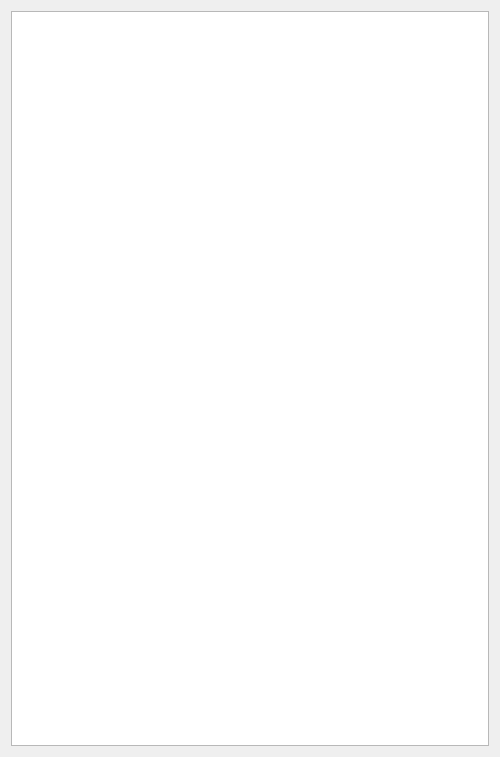
First picture: the form in src/samples/gamma/qteklinechat.ui, repository TinySlik/QT_OrangeCat, before the edit.
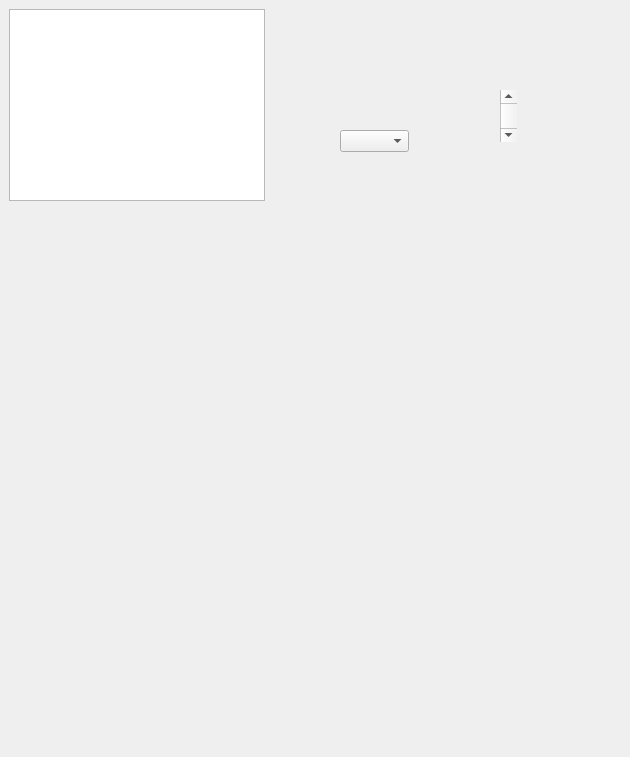
Second picture: the form after the edit.

```diff
--- a/src/samples/gamma/qteklinechat.ui
+++ b/src/samples/gamma/qteklinechat.ui
@@ -6,7 +6,7 @@
    <rect>
     <x>0</x>
     <y>0</y>
-    <width>500</width>
+    <width>630</width>
     <height>757</height>
    </rect>
   </property>
@@ -16,9 +16,15 @@
   <property name="autoFillBackground">
    <bool>true</bool>
   </property>
-  <layout class="QGridLayout" name="gridLayout">
-   <item row="0" column="0">
     <widget class="QGraphicsView" name="graphicsView">
+   <property name="geometry">
+    <rect>
+     <x>9</x>
+     <y>9</y>
+     <width>256</width>
+     <height>192</height>
+    </rect>
+   </property>
      <property name="autoFillBackground">
       <bool>true</bool>
      </property>
@@ -26,8 +32,38 @@
       <enum>QGraphicsView::NoAnchor</enum>
      </property>
     </widget>
-   </item>
-  </layout>
+  <widget class="QScrollBar" name="QTekVerticalScrollBar">
+   <property name="geometry">
+    <rect>
+     <x>500</x>
+     <y>90</y>
+     <width>17</width>
+     <height>52</height>
+    </rect>
+   </property>
+   <property name="orientation">
+    <enum>Qt::Vertical</enum>
+   </property>
+  </widget>
+  <widget class="QComboBox" name="comboBox">
+   <property name="geometry">
+    <rect>
+     <x>340</x>
+     <y>130</y>
+     <width>69</width>
+     <height>22</height>
+    </rect>
+   </property>
+   <property name="editable">
+    <bool>false</bool>
+   </property>
+   <property name="currentText">
+    <string comment="..."/>
+   </property>
+   <property name="maxVisibleItems">
+    <number>13</number>
+   </property>
+  </widget>
  </widget>
  <resources/>
  <connections/>
```
Lines whose indentation alone changed are shown as unchanged.
